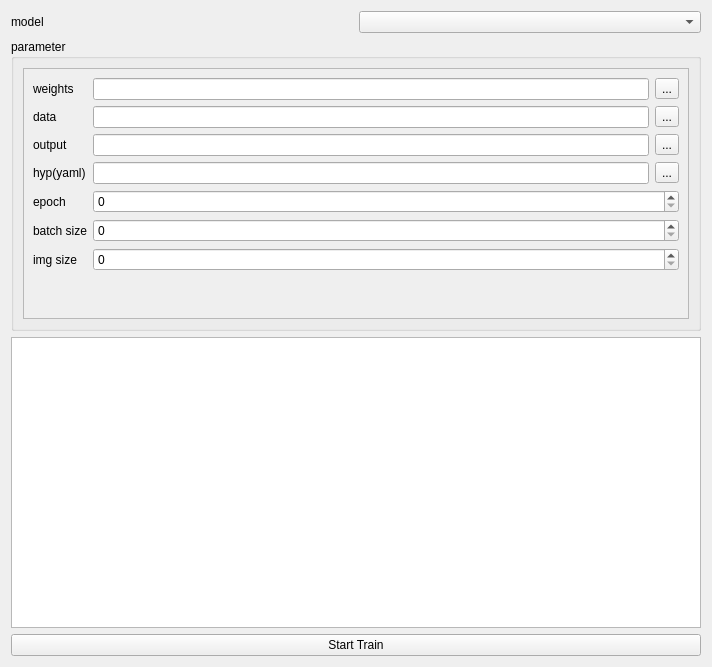
Above: src/WidgetTrain/widgettrain.ui from MRsoymilk/MyYolo before the change. Below: the same form after it.
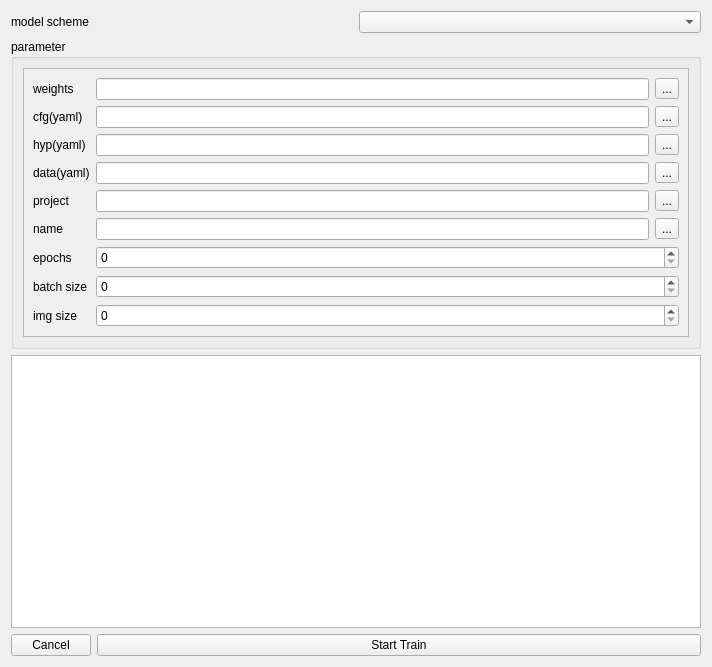
That is the form after the change.

Patch:
```diff
--- a/src/WidgetTrain/widgettrain.ui
+++ b/src/WidgetTrain/widgettrain.ui
@@ -17,19 +17,36 @@
    <item row="8" column="0">
     <widget class="QTextEdit" name="txtEditLog"/>
    </item>
-   <item row="9" column="0">
-    <widget class="QPushButton" name="btnStartTrain">
-     <property name="text">
-      <string>Start Train</string>
-     </property>
-    </widget>
+   <item row="10" column="0">
+    <layout class="QHBoxLayout" name="hLayTrainOperate">
+     <item>
+      <widget class="QPushButton" name="btnCancel">
+       <property name="sizePolicy">
+        <sizepolicy hsizetype="Fixed" vsizetype="Fixed">
+         <horstretch>0</horstretch>
+         <verstretch>0</verstretch>
+        </sizepolicy>
+       </property>
+       <property name="text">
+        <string>Cancel</string>
+       </property>
+      </widget>
+     </item>
+     <item>
+      <widget class="QPushButton" name="btnStartTrain">
+       <property name="text">
+        <string>Start Train</string>
+       </property>
+      </widget>
+     </item>
+    </layout>
    </item>
    <item row="1" column="0">
     <layout class="QHBoxLayout" name="horizontalLayout_3">
      <item>
       <widget class="QLabel" name="labelModel">
        <property name="text">
-        <string>model</string>
+        <string>model scheme</string>
        </property>
       </widget>
      </item>
@@ -55,7 +72,7 @@
            <x>0</x>
            <y>0</y>
            <width>672</width>
-           <height>256</height>
+           <height>267</height>
           </rect>
          </property>
          <layout class="QFormLayout" name="formLayout">
@@ -81,13 +98,34 @@
            </layout>
           </item>
           <item row="1" column="0">
-           <widget class="QLabel" name="labelData">
+           <widget class="QLabel" name="labelCfg">
             <property name="text">
-             <string>data</string>
+             <string>cfg(yaml)</string>
             </property>
            </widget>
           </item>
           <item row="1" column="1">
+           <layout class="QHBoxLayout" name="hLayCfg">
+            <item>
+             <widget class="QLineEdit" name="lEditCfg"/>
+            </item>
+            <item>
+             <widget class="QToolButton" name="tBtnCfg">
+              <property name="text">
+               <string>...</string>
+              </property>
+             </widget>
+            </item>
+           </layout>
+          </item>
+          <item row="3" column="0">
+           <widget class="QLabel" name="labelData">
+            <property name="text">
+             <string>data(yaml)</string>
+            </property>
+           </widget>
+          </item>
+          <item row="3" column="1">
            <layout class="QHBoxLayout" name="hLayData">
             <item>
              <widget class="QLineEdit" name="lEditData"/>
@@ -101,77 +139,110 @@
             </item>
            </layout>
           </item>
-          <item row="2" column="0">
-           <widget class="QLabel" name="labelOutput">
-            <property name="text">
-             <string>output</string>
-            </property>
-           </widget>
-          </item>
-          <item row="2" column="1">
-           <layout class="QHBoxLayout" name="hLayOutput">
-            <item>
-             <widget class="QLineEdit" name="lEditOutput"/>
-            </item>
-            <item>
-             <widget class="QToolButton" name="tBtnOutput">
-              <property name="text">
-               <string>...</string>
-              </property>
-             </widget>
-            </item>
-           </layout>
-          </item>
-          <item row="3" column="0">
-           <widget class="QLabel" name="label">
-            <property name="text">
-             <string>hyp(yaml)</string>
-            </property>
-           </widget>
-          </item>
-          <item row="3" column="1">
-           <layout class="QHBoxLayout" name="horizontalLayout">
-            <item>
-             <widget class="QLineEdit" name="lineEdit"/>
-            </item>
-            <item>
-             <widget class="QToolButton" name="toolButton">
-              <property name="text">
-               <string>...</string>
-              </property>
-             </widget>
-            </item>
-           </layout>
-          </item>
           <item row="4" column="0">
-           <widget class="QLabel" name="labelEpoch">
+           <widget class="QLabel" name="labelProject">
             <property name="text">
-             <string>epoch</string>
+             <string>project</string>
             </property>
            </widget>
           </item>
           <item row="4" column="1">
-           <widget class="QSpinBox" name="sBoxEpoch"/>
+           <layout class="QHBoxLayout" name="hLayProject">
+            <item>
+             <widget class="QLineEdit" name="lEditProject"/>
+            </item>
+            <item>
+             <widget class="QToolButton" name="tBtnProject">
+              <property name="text">
+               <string>...</string>
+              </property>
+             </widget>
+            </item>
+           </layout>
           </item>
-          <item row="5" column="0">
+          <item row="6" column="0">
+           <widget class="QLabel" name="labelEpoch">
+            <property name="text">
+             <string>epochs</string>
+            </property>
+           </widget>
+          </item>
+          <item row="6" column="1">
+           <widget class="QSpinBox" name="sBoxEpoch">
+            <property name="maximum">
+             <number>999</number>
+            </property>
+           </widget>
+          </item>
+          <item row="7" column="0">
            <widget class="QLabel" name="labelBatchSize">
             <property name="text">
              <string>batch size</string>
             </property>
            </widget>
           </item>
-          <item row="5" column="1">
-           <widget class="QSpinBox" name="sBoxBatchSize"/>
+          <item row="7" column="1">
+           <widget class="QSpinBox" name="sBoxBatchSize">
+            <property name="maximum">
+             <number>999</number>
+            </property>
+           </widget>
           </item>
-          <item row="6" column="0">
+          <item row="8" column="0">
            <widget class="QLabel" name="labelImgSize">
             <property name="text">
              <string>img size</string>
             </property>
            </widget>
           </item>
-          <item row="6" column="1">
-           <widget class="QSpinBox" name="sBoxImgSize"/>
+          <item row="8" column="1">
+           <widget class="QSpinBox" name="sBoxImgSize">
+            <property name="maximum">
+             <number>999</number>
+            </property>
+           </widget>
+          </item>
+          <item row="2" column="0">
+           <widget class="QLabel" name="labelHyp">
+            <property name="text">
+             <string>hyp(yaml)</string>
+            </property>
+           </widget>
+          </item>
+          <item row="2" column="1">
+           <layout class="QHBoxLayout" name="hLayHyp">
+            <item>
+             <widget class="QLineEdit" name="lEditHyp"/>
+            </item>
+            <item>
+             <widget class="QToolButton" name="tBtnHyp">
+              <property name="text">
+               <string>...</string>
+              </property>
+             </widget>
+            </item>
+           </layout>
+          </item>
+          <item row="5" column="0">
+           <widget class="QLabel" name="labelName">
+            <property name="text">
+             <string>name</string>
+            </property>
+           </widget>
+          </item>
+          <item row="5" column="1">
+           <layout class="QHBoxLayout" name="hLayName">
+            <item>
+             <widget class="QLineEdit" name="lEditName"/>
+            </item>
+            <item>
+             <widget class="QToolButton" name="tBtnName">
+              <property name="text">
+               <string>...</string>
+              </property>
+             </widget>
+            </item>
+           </layout>
           </item>
          </layout>
         </widget>
```
Left out of the diff: 6 changed lines with no effect on the pictures.
